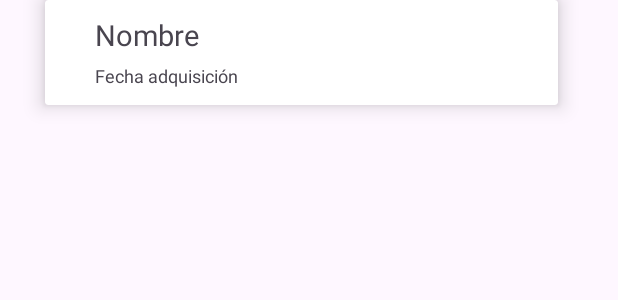
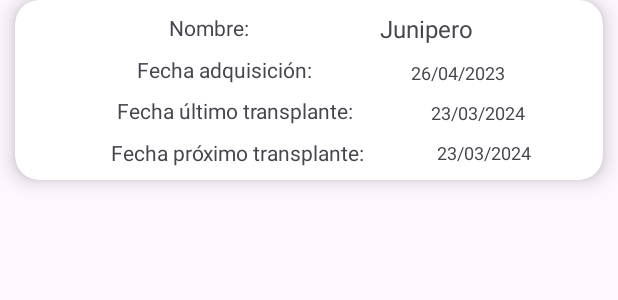
Before and after one commit to carlosalonso99-tajamar/bonsaiZenApp, an Android app: the layout item_list_bonsais.xml on its own in the app's theme, with its tools: preview values and no code run, on a phone screen of 412 x 824 dp. Shown: the top 300 px of the screen. Run offline under Robolectric (Android 15) with nearby library versions, the phone set to English and light mode, and no system bars; Roboto replaces fonts that are not available here.

Commit message:
add new functions

```diff
--- a/app/src/main/java/com/bonsaizen/bonsaizenapp/ui/addbonsai/AddBonsaiViewModel.kt
+++ b/app/src/main/java/com/bonsaizen/bonsaizenapp/ui/addbonsai/AddBonsaiViewModel.kt
@@ -58,7 +58,6 @@ class AddBonsaiViewModel @Inject constructor(
                         uploadResult.exceptionOrNull()?.message ?: "Error al subir la imagen"
                     )
             }
-
             _loadingMutableState.value = false
         }
     }
--- a/app/src/main/java/com/bonsaizen/bonsaizenapp/ui/addbonsai/ImageSlideAdapter.kt
+++ b/app/src/main/java/com/bonsaizen/bonsaizenapp/ui/addbonsai/ImageSlideAdapter.kt
@@ -33,11 +33,8 @@ class ImageSliderAdapter(
                 .rotate(90f)
                 .placeholder(R.drawable.ic_image)
                 .into(holder.imageView)
-
-
             viewPager.background = null
         } else {
-
             viewPager.setBackgroundColor(Color.WHITE)
         }
     }
--- a/app/src/main/java/com/bonsaizen/bonsaizenapp/ui/bonsais/BonsaiListFragment.kt
+++ b/app/src/main/java/com/bonsaizen/bonsaizenapp/ui/bonsais/BonsaiListFragment.kt
@@ -100,7 +100,6 @@ class BonsaiListFragment : Fragment() {
                 }
             }
         }
-
     }
 
     private fun setupViewModel() {
--- a/app/src/main/java/com/bonsaizen/bonsaizenapp/ui/bonsais/BonsaiViewHolder.kt
+++ b/app/src/main/java/com/bonsaizen/bonsaizenapp/ui/bonsais/BonsaiViewHolder.kt
@@ -18,6 +18,8 @@ class BonsaiViewHolder(
         binding.apply {
             tvBonsaiName.text = bonsai.name
             tvDate.text = bonsai.dateAdquisition
+            tvDateLastTransplant.text = bonsai.dateLastTransplant
+            tvDateNextTransplant.text = bonsai.dateNextTransplant
 
             if (bonsai.images.isNotEmpty()) {
                 Picasso.get()
--- a/app/src/main/java/com/bonsaizen/bonsaizenapp/utils/DatePickerFragment.kt
+++ b/app/src/main/java/com/bonsaizen/bonsaizenapp/utils/DatePickerFragment.kt
@@ -6,6 +6,7 @@ import android.os.Bundle
 import android.widget.DatePicker
 import androidx.fragment.app.DialogFragment
 import java.util.Calendar
+import java.util.Locale
 
 class DatePickerFragment(
     val listener: (year: Int, month: Int, dayOfMonth: Int) -> Unit
@@ -17,12 +18,14 @@ class DatePickerFragment(
     }
 
     override fun onCreateDialog(savedInstanceState: Bundle?): Dialog {
-        val calendar = Calendar.getInstance()
+        val locale = Locale("es", "ES")
+        Locale.setDefault(locale)
+        val calendar = Calendar.getInstance(locale)
         val day = calendar.get(Calendar.DAY_OF_MONTH)
         val month = calendar.get(Calendar.MONTH)
         val year = calendar.get(Calendar.YEAR)
 
-        val picker = DatePickerDialog(requireContext(), this, day, month, year)
+        val picker = DatePickerDialog(requireContext(), this, year, month, day)
 
         return picker
     }
--- a/app/src/main/res/layout/item_list_bonsais.xml
+++ b/app/src/main/res/layout/item_list_bonsais.xml
@@ -3,58 +3,126 @@
     xmlns:app="http://schemas.android.com/apk/res-auto"
     xmlns:tools="http://schemas.android.com/tools"
     android:layout_width="match_parent"
-    android:layout_height="70dp"
+    android:layout_height="120dp"
     android:layout_marginBottom="10dp"
-    android:layout_marginStart="30dp"
-    android:layout_marginEnd="40dp"
+    android:layout_marginStart="10dp"
+    android:layout_marginEnd="10dp"
     app:cardElevation="8dp"
+    app:cardCornerRadius="16dp"
     app:cardBackgroundColor="@color/white">
 
-    <LinearLayout
+    <androidx.constraintlayout.widget.ConstraintLayout
         android:layout_width="match_parent"
         android:layout_height="match_parent"
-        android:orientation="horizontal"
-        android:layout_gravity="center_horizontal">
+        android:gravity="center_vertical"
+        android:orientation="vertical">
 
         <ImageView
             android:id="@+id/iv_bonsai"
             android:layout_width="wrap_content"
             android:layout_height="wrap_content"
-            android:layout_marginEnd="18dp"
-            android:layout_marginTop="4dp"
-            android:layout_marginStart="15dp"
+            android:layout_marginStart="16dp"
             android:gravity="center"
             android:paddingBottom="13dp"
             android:textColor="@android:color/white"
-            android:textSize="35sp" />
+            android:textSize="35sp"
+            app:layout_constraintBottom_toBottomOf="parent"
+            app:layout_constraintStart_toStartOf="parent"
+            app:layout_constraintTop_toTopOf="parent"
+            app:layout_constraintVertical_bias="0.504" />
 
-        <LinearLayout
+        <TextView
+            android:id="@+id/tv_label_name"
             android:layout_width="wrap_content"
             android:layout_height="wrap_content"
-            android:orientation="vertical"
-            android:gravity="center_vertical">
+            android:text="Nombre:"
+            app:layout_constraintEnd_toStartOf="@+id/tv_bonsai_name"
+            app:layout_constraintStart_toEndOf="@id/iv_bonsai"
+            app:layout_constraintTop_toTopOf="parent"
+            app:layout_constraintBottom_toTopOf="@id/tv_label_date" />
 
             <TextView
                 android:id="@+id/tv_bonsai_name"
                 android:layout_width="wrap_content"
                 android:layout_height="wrap_content"
-                android:layout_marginTop="10dp"
-                android:textSize="19sp"
-                tools:text="Nombre"
-                android:layout_gravity="start" />
+                android:layout_gravity="start"
+                android:layout_marginTop="8dp"
+                android:textSize="16sp"
+                app:layout_constraintBottom_toTopOf="@id/tv_label_date"
+                app:layout_constraintEnd_toEndOf="parent"
+                app:layout_constraintStart_toEndOf="@id/tv_label_name"
+                app:layout_constraintTop_toTopOf="parent"
+                app:layout_constraintVertical_bias="0.0"
+                tools:text="Junipero" />
+
+        <TextView
+            android:id="@+id/tv_label_date"
+            android:layout_width="wrap_content"
+            android:layout_height="wrap_content"
+            android:text="Fecha adquisición:"
+            app:layout_constraintBottom_toTopOf="@id/tv_label_dateLastTransplant"
+            app:layout_constraintEnd_toStartOf="@+id/tv_date"
+            app:layout_constraintStart_toEndOf="@id/iv_bonsai"
+            app:layout_constraintTop_toBottomOf="@+id/tv_label_name" />
 
             <TextView
                 android:id="@+id/tv_date"
                 android:layout_width="wrap_content"
                 android:layout_height="wrap_content"
+                android:layout_gravity="start"
                 android:textSize="12sp"
-                android:layout_marginTop="6dp"
-                tools:text="Fecha adquisición"
-                android:layout_gravity="start" />
+                app:layout_constraintEnd_toEndOf="parent"
+                app:layout_constraintTop_toBottomOf="@+id/tv_bonsai_name"
+                app:layout_constraintStart_toEndOf="@id/tv_label_date"
+                app:layout_constraintBottom_toTopOf="@id/tv_dateLastTransplant"
+                tools:text="26/04/2023" />
 
-        </LinearLayout>
+        <TextView
+            android:id="@+id/tv_label_dateLastTransplant"
+            android:layout_width="wrap_content"
+            android:layout_height="wrap_content"
+            android:text="Fecha último transplante:"
+            app:layout_constraintEnd_toStartOf="@+id/tv_dateLastTransplant"
+            app:layout_constraintStart_toEndOf="@id/iv_bonsai"
+            app:layout_constraintTop_toBottomOf="@+id/tv_label_date"
+            app:layout_constraintBottom_toTopOf="@id/tv_label_dateNextTransplant" />
+
+        <TextView
+            android:id="@+id/tv_label_dateNextTransplant"
+            android:layout_width="wrap_content"
+            android:layout_height="wrap_content"
+            android:text="Fecha próximo transplante:"
+            app:layout_constraintStart_toEndOf="@id/iv_bonsai"
+            app:layout_constraintTop_toBottomOf="@+id/tv_label_dateLastTransplant"
+            app:layout_constraintEnd_toStartOf="@id/tv_dateNextTransplant"
+            app:layout_constraintBottom_toBottomOf="parent" />
+
+        <TextView
+            android:id="@+id/tv_dateLastTransplant"
+            android:layout_width="wrap_content"
+            android:layout_height="wrap_content"
+            android:layout_gravity="start"
+                android:textSize="12sp"
+            app:layout_constraintBottom_toTopOf="@id/tv_dateNextTransplant"
+            app:layout_constraintEnd_toEndOf="parent"
+            app:layout_constraintStart_toEndOf="@id/tv_label_dateLastTransplant"
+            app:layout_constraintTop_toBottomOf="@+id/tv_date"
+            tools:text="23/03/2024" />
+
+        <TextView
+            android:id="@+id/tv_dateNextTransplant"
+            android:layout_width="wrap_content"
+            android:layout_height="wrap_content"
+            android:layout_gravity="start"
+            android:textSize="12sp"
+            app:layout_constraintEnd_toEndOf="parent"
+            app:layout_constraintTop_toBottomOf="@id/tv_dateLastTransplant"
+            app:layout_constraintStart_toEndOf="@id/tv_label_dateNextTransplant"
+            app:layout_constraintBottom_toBottomOf="parent"
+            tools:layout_editor_absoluteY="93dp"
+            tools:text="23/03/2024" />
+
+    </androidx.constraintlayout.widget.ConstraintLayout>
 
 
-    </LinearLayout>
-
 </androidx.cardview.widget.CardView>
```
